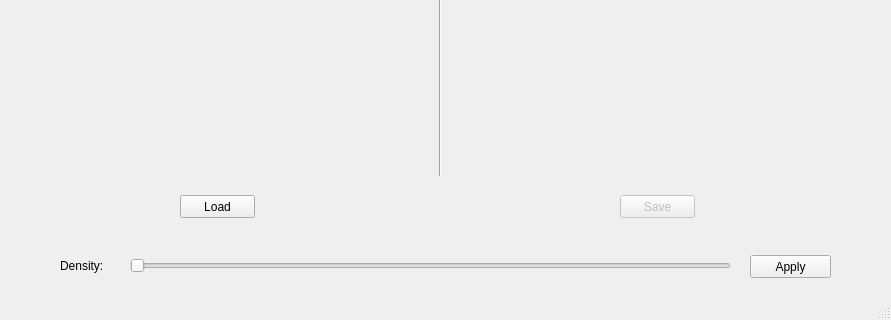
Above: crystallization/crystallization.ui from pikanohup/crystallization before the change; both pictures show x 0 to 891 and y 252 to 572 of the 891 by 572 pixel window. Below: the same form after it.
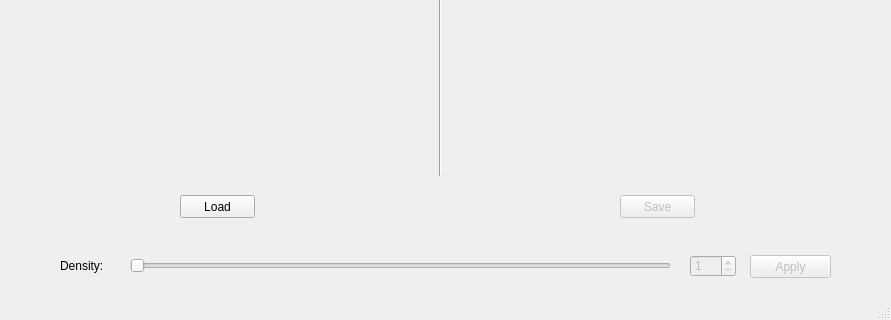
That is the form after the change.

What changed in the file:
```diff
--- a/crystallization/crystallization.ui
+++ b/crystallization/crystallization.ui
@@ -95,19 +95,28 @@
     </property>
    </widget>
    <widget class="QSlider" name="density_bar">
+    <property name="enabled">
+     <bool>false</bool>
+    </property>
     <property name="geometry">
      <rect>
       <x>130</x>
       <y>490</y>
-      <width>601</width>
+      <width>541</width>
       <height>22</height>
      </rect>
     </property>
+    <property name="minimum">
+     <number>1</number>
+    </property>
     <property name="orientation">
      <enum>Qt::Horizontal</enum>
     </property>
    </widget>
    <widget class="QPushButton" name="button_apply">
+    <property name="enabled">
+     <bool>false</bool>
+    </property>
     <property name="geometry">
      <rect>
       <x>750</x>
@@ -133,6 +142,28 @@
      <enum>Qt::Vertical</enum>
     </property>
    </widget>
+   <widget class="QSpinBox" name="density_spinbox">
+    <property name="enabled">
+     <bool>false</bool>
+    </property>
+    <property name="geometry">
+     <rect>
+      <x>690</x>
+      <y>490</y>
+      <width>46</width>
+      <height>22</height>
+     </rect>
+    </property>
+    <property name="minimum">
+     <number>1</number>
+    </property>
+    <property name="maximum">
+     <number>300</number>
+    </property>
+    <property name="value">
+     <number>1</number>
+    </property>
+   </widget>
    <zorder>label_dst</zorder>
    <zorder>label_src</zorder>
    <zorder>button_load</zorder>
```
Left out of the diff: 1 changed line with no effect on the pictures.
